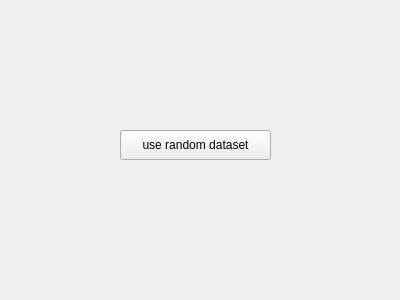
Old version of the form core/ui/LibraryPageWidget.ui in the repository aschuman/CoBaB.
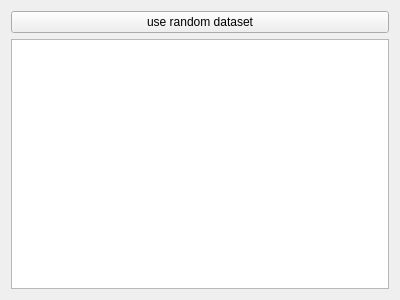
New version of the form.

Commit message: Added visible library to LibraryPageWidget.

Patch:
```diff
--- a/core/ui/LibraryPageWidget.ui
+++ b/core/ui/LibraryPageWidget.ui
@@ -13,19 +13,18 @@
   <property name="windowTitle">
    <string>Form</string>
   </property>
-  <widget class="QPushButton" name="pushButton">
-   <property name="geometry">
-    <rect>
-     <x>120</x>
-     <y>130</y>
-     <width>151</width>
-     <height>30</height>
-    </rect>
-   </property>
+  <layout class="QVBoxLayout" name="verticalLayout_2">
+   <item>
+    <widget class="QPushButton" name="mRandomButton">
    <property name="text">
     <string>use random dataset</string>
    </property>
   </widget>
+   </item>
+   <item>
+    <widget class="QListView" name="mLibraryListView"/>
+   </item>
+  </layout>
  </widget>
  <resources/>
  <connections/>
```
Lines whose indentation alone changed are shown as unchanged. The commit also changes 4 other files.
